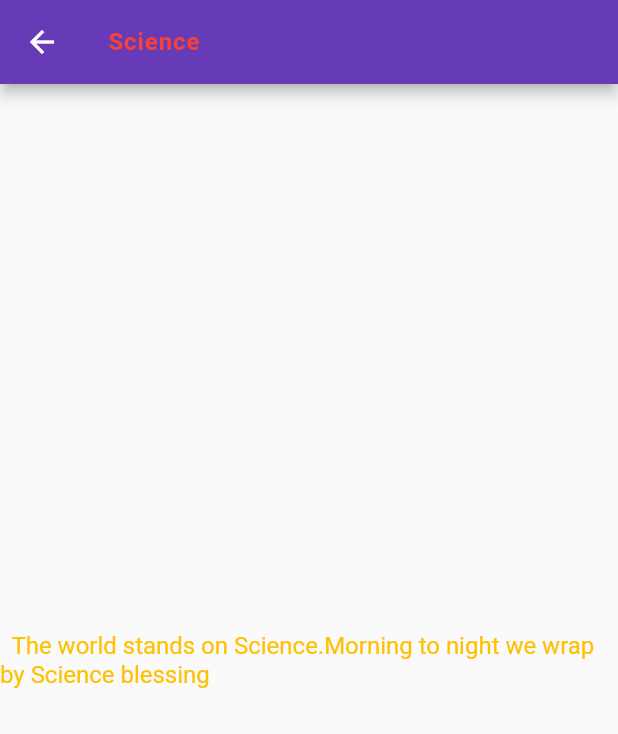
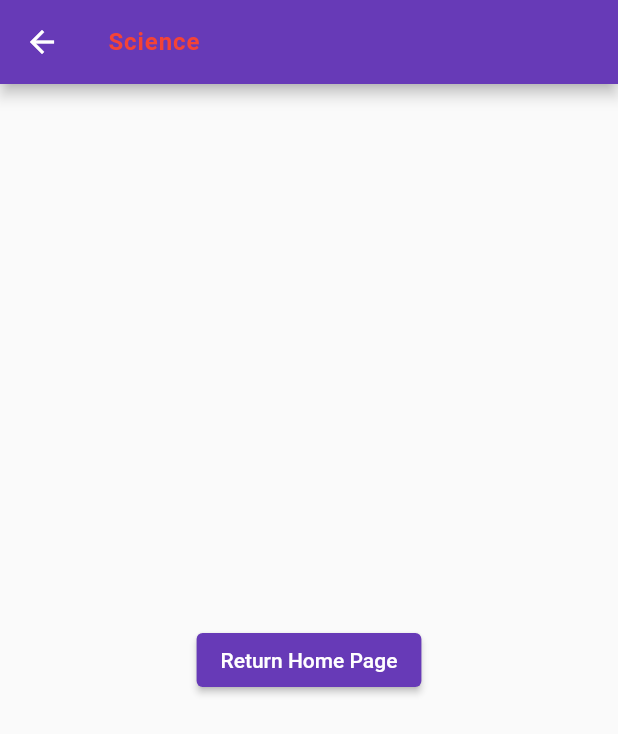
Before and after one commit to IMTIAZ-RONY/Flutter-2023, a Flutter app: the Science screen opened by its route, on a phone screen of 412 x 824 dp. Shown: the top 734 px of the screen. Run offline on Flutter 3.47's test engine with Material 2 defaults, Android fonts, the light colour scheme and no system bars; our stand-ins replace carousel_slider, flutter_svg, get, get_storage, pin_code_fields; accounts and stored records are empty.

Commit message:
toNamed Routing practice

```diff
--- a/getxpractices/lib/science.dart
+++ b/getxpractices/lib/science.dart
@@ -11,8 +11,10 @@ class Science extends StatelessWidget {
       appBar:AppBar(title:Text("Science",style:TextStyle(fontSize:16,color:Colors.red ,fontWeight:FontWeight.bold ,letterSpacing:0.6, ) ,),) ,
       body:Center(
 
-        child:Text('''  The world stands on Science.Morning to night we wrap by Science blessing  ''',
-        style:TextStyle(color:Colors.amber,fontSize:16, ) ,) ,
+        child:ElevatedButton(onPressed: (){
+          Get.toNamed("/");
+
+        }, child:Text ("Return Home Page"),),
 
 
       ) ,
```
